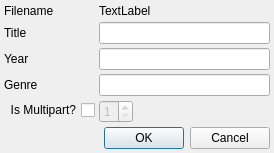
Before: the Qt Designer form src/trunk/ui/ui_ChangeMovie.ui in rexMingla/my-renamer, drawn with Qt 5.
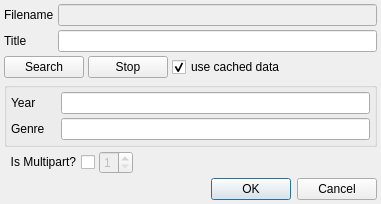
After: the same form once the commit is applied.

Commit message: Can now search for movie titles (ui is still pretty terrible).

Diff of the .ui file:
```diff
--- a/src/trunk/ui/ui_ChangeMovie.ui
+++ b/src/trunk/ui/ui_ChangeMovie.ui
@@ -6,8 +6,8 @@
    <rect>
     <x>0</x>
     <y>0</y>
-    <width>274</width>
-    <height>146</height>
+    <width>381</width>
+    <height>187</height>
    </rect>
   </property>
   <property name="windowTitle">
@@ -16,64 +16,155 @@
   <property name="modal">
    <bool>true</bool>
   </property>
-  <layout class="QFormLayout" name="formLayout">
-   <property name="horizontalSpacing">
-    <number>4</number>
-   </property>
-   <property name="verticalSpacing">
-    <number>4</number>
-   </property>
+  <layout class="QGridLayout" name="gridLayout">
    <property name="margin">
     <number>4</number>
    </property>
+   <property name="spacing">
+    <number>4</number>
+   </property>
    <item row="0" column="0">
     <widget class="QLabel" name="label">
+     <property name="minimumSize">
+      <size>
+       <width>50</width>
+       <height>0</height>
+      </size>
+     </property>
+     <property name="maximumSize">
+      <size>
+       <width>50</width>
+       <height>16777215</height>
+      </size>
+     </property>
      <property name="text">
       <string>Filename</string>
      </property>
     </widget>
    </item>
-   <item row="0" column="1">
-    <widget class="QLabel" name="filenameLabel">
-     <property name="styleSheet">
-      <string notr="true"/>
-     </property>
-     <property name="text">
-      <string>TextLabel</string>
-     </property>
-    </widget>
-   </item>
    <item row="1" column="0">
     <widget class="QLabel" name="label_2">
+     <property name="minimumSize">
+      <size>
+       <width>50</width>
+       <height>0</height>
+      </size>
+     </property>
+     <property name="maximumSize">
+      <size>
+       <width>50</width>
+       <height>16777215</height>
+      </size>
+     </property>
      <property name="text">
       <string>Title</string>
      </property>
     </widget>
    </item>
-   <item row="1" column="1">
+   <item row="1" column="1" colspan="3">
     <widget class="QLineEdit" name="titleEdit"/>
    </item>
-   <item row="2" column="0">
-    <widget class="QLabel" name="label_3">
-     <property name="text">
-      <string>Year</string>
-     </property>
-    </widget>
+   <item row="2" column="0" colspan="4">
+    <layout class="QHBoxLayout" name="horizontalLayout_3">
+     <item>
+      <widget class="QPushButton" name="searchButton">
+       <property name="toolTip">
+        <string>Search TVDB database</string>
+       </property>
+       <property name="text">
+        <string>Search</string>
+       </property>
+      </widget>
+     </item>
+     <item>
+      <widget class="QPushButton" name="stopButton">
+       <property name="toolTip">
+        <string>Cancel Search</string>
+       </property>
+       <property name="text">
+        <string>Stop</string>
+       </property>
+      </widget>
+     </item>
+     <item>
+      <widget class="QCheckBox" name="useCacheCheckBox">
+       <property name="text">
+        <string>use cached data</string>
+       </property>
+       <property name="checked">
+        <bool>true</bool>
+       </property>
+      </widget>
+     </item>
+     <item>
+      <spacer name="horizontalSpacer_3">
+       <property name="orientation">
+        <enum>Qt::Horizontal</enum>
+       </property>
+       <property name="sizeHint" stdset="0">
+        <size>
+         <width>40</width>
+         <height>20</height>
+        </size>
+       </property>
+      </spacer>
+     </item>
+    </layout>
    </item>
-   <item row="2" column="1">
-    <widget class="QLineEdit" name="yearEdit"/>
-   </item>
-   <item row="3" column="0">
-    <widget class="QLabel" name="label_4">
-     <property name="text">
-      <string>Genre</string>
+   <item row="3" column="0" colspan="4">
+    <widget class="QGroupBox" name="dataGroupBox">
+     <property name="title">
+      <string/>
      </property>
+     <layout class="QFormLayout" name="formLayout">
+      <property name="fieldGrowthPolicy">
+       <enum>QFormLayout::AllNonFixedFieldsGrow</enum>
+      </property>
+      <property name="horizontalSpacing">
+       <number>4</number>
+      </property>
+      <property name="verticalSpacing">
+       <number>4</number>
+      </property>
+      <property name="margin">
+       <number>4</number>
+      </property>
+      <item row="0" column="0">
+       <widget class="QLabel" name="label_3">
+        <property name="minimumSize">
+         <size>
+          <width>46</width>
+          <height>0</height>
+         </size>
+        </property>
+        <property name="maximumSize">
+         <size>
+          <width>46</width>
+          <height>16777215</height>
+         </size>
+        </property>
+        <property name="text">
+         <string>Year</string>
+        </property>
+       </widget>
+      </item>
+      <item row="0" column="1">
+       <widget class="QLineEdit" name="yearEdit"/>
+      </item>
+      <item row="1" column="0">
+       <widget class="QLabel" name="label_4">
+        <property name="text">
+         <string>Genre</string>
+        </property>
+       </widget>
+      </item>
+      <item row="1" column="1">
+       <widget class="QLineEdit" name="genreEdit"/>
+      </item>
+     </layout>
     </widget>
    </item>
-   <item row="3" column="1">
-    <widget class="QLineEdit" name="genreEdit"/>
-   </item>
-   <item row="4" column="0">
+   <item row="4" column="0" colspan="3">
     <widget class="QCheckBox" name="partCheckBox">
      <property name="layoutDirection">
       <enum>Qt::RightToLeft</enum>
@@ -83,7 +174,7 @@
      </property>
     </widget>
    </item>
-   <item row="4" column="1">
+   <item row="4" column="3">
     <layout class="QHBoxLayout" name="horizontalLayout">
      <item>
       <widget class="QSpinBox" name="partSpinBox">
@@ -113,13 +204,43 @@
      </item>
     </layout>
    </item>
-   <item row="5" column="0" colspan="2">
-    <widget class="QDialogButtonBox" name="buttonBox">
-     <property name="orientation">
-      <enum>Qt::Horizontal</enum>
-     </property>
-     <property name="standardButtons">
-      <set>QDialogButtonBox::Cancel|QDialogButtonBox::Ok</set>
+   <item row="5" column="0" colspan="4">
+    <layout class="QHBoxLayout" name="horizontalLayout_2">
+     <item>
+      <spacer name="horizontalSpacer_2">
+       <property name="orientation">
+        <enum>Qt::Horizontal</enum>
+       </property>
+       <property name="sizeHint" stdset="0">
+        <size>
+         <width>40</width>
+         <height>20</height>
+        </size>
+       </property>
+      </spacer>
+     </item>
+     <item>
+      <widget class="QDialogButtonBox" name="buttonBox">
+       <property name="sizePolicy">
+        <sizepolicy hsizetype="Fixed" vsizetype="Fixed">
+         <horstretch>0</horstretch>
+         <verstretch>0</verstretch>
+        </sizepolicy>
+       </property>
+       <property name="orientation">
+        <enum>Qt::Horizontal</enum>
+       </property>
+       <property name="standardButtons">
+        <set>QDialogButtonBox::Cancel|QDialogButtonBox::Ok</set>
+       </property>
+      </widget>
+     </item>
+    </layout>
+   </item>
+   <item row="0" column="1" colspan="3">
+    <widget class="QLineEdit" name="filenameEdit">
+     <property name="enabled">
+      <bool>false</bool>
      </property>
     </widget>
    </item>
```
The commit also changes 4 other files.
